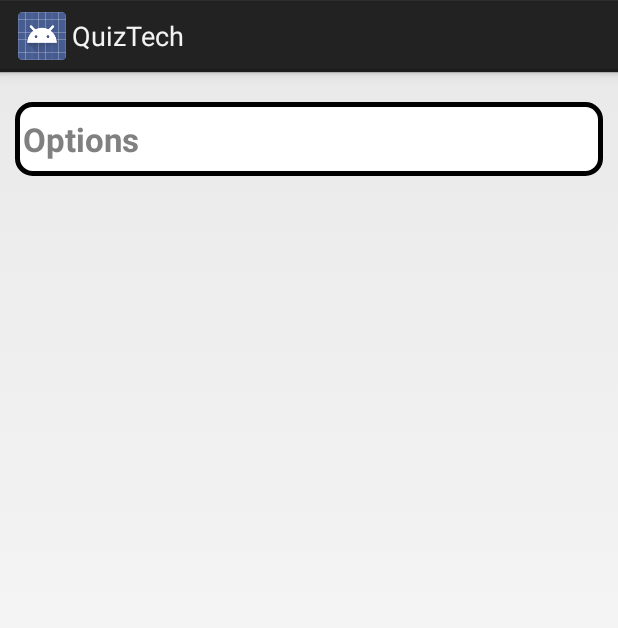
After one commit to shill17/QuizTech, an Android app: the layout list_item_options.xml on its own in the app's theme, with its tools: preview values and no code run, on a phone screen of 412 x 824 dp. The commit adds this screen. Shown: the top 628 px of the screen. Run offline under Robolectric (Android 15) with nearby library versions, the phone set to English and light mode, and no system bars.

Commit message:
fourth commit

```diff
--- a/QuizTech/src/main/java/com/quiz/tech/activity/CategoryActivity.java
+++ b/QuizTech/src/main/java/com/quiz/tech/activity/CategoryActivity.java
@@ -54,7 +54,7 @@ public class CategoryActivity extends Activity {
 
 	@ItemClick(R.id.list_category)
 	void categoryListItemClicked(Category category) {
-		QuizActivity_.intent(CategoryActivity.this).start();
+		QuizActivity_.intent(CategoryActivity.this).categoryId(category.id).start();
 	}
 
 	@OnActivityResult(CHOOSE_FILE_CODE)
--- /dev/null
+++ b/QuizTech/src/main/res/drawable/border_list_item_options.xml
@@ -0,0 +1,11 @@
+<?xml version="1.0" encoding="utf-8"?>
+
+<layer-list xmlns:android="http://schemas.android.com/apk/res/android">
+    <item>
+        <shape android:shape="rectangle">
+            <stroke android:width="3dp" android:color="#000" />
+            <corners android:radius="10dp" />
+            <solid android:color="#fff" />
+        </shape>
+    </item>
+</layer-list>
--- /dev/null
+++ b/QuizTech/src/main/res/layout/list_item_options.xml
@@ -0,0 +1,25 @@
+<?xml version="1.0" encoding="utf-8"?>
+<LinearLayout xmlns:android="http://schemas.android.com/apk/res/android"
+              android:orientation="vertical"
+              android:layout_width="match_parent"
+              android:layout_height="wrap_content"
+              android:layout_marginLeft="10dp"
+              android:layout_marginRight="10dp"
+              android:layout_marginBottom="20dp"
+              android:layout_marginTop="20dp">
+
+    <TextView
+        android:id="@+id/tv_option"
+        android:layout_width="match_parent"
+        android:layout_height="wrap_content"
+        android:hint="@string/options_hint"
+        android:textSize="22sp"
+        android:textStyle="bold"
+        android:textColor="#000"
+        android:paddingTop="10dp"
+        android:paddingBottom="10dp"
+        android:paddingRight="5dp"
+        android:paddingLeft="5dp"
+        android:background="@drawable/border_list_item_options"/>
+
+</LinearLayout>
--- a/QuizTech/src/main/res/values/strings.xml
+++ b/QuizTech/src/main/res/values/strings.xml
@@ -8,5 +8,7 @@
     <string name="title_activity_quiz">Quiz</string>
     <string name="action_settings">Settings</string>
     <string name="action_load_questions">Load Questions</string>
+    <string name="quiz_question_hint">Quiz Question</string>
+    <string name="options_hint">Options</string>
 
 </resources>
```
Also changed, not shown: QuizTech/src/main/java/com/quiz/tech/activity/QuizActivity.java (+21 -4 lines), QuizTech/src/main/java/com/quiz/tech/activity/fragment/QuizFragment.java (added, +59 -0 lines), QuizTech/src/main/java/com/quiz/tech/adapter/CategoryAdapter.java (+2 -5 lines), QuizTech/src/main/java/com/quiz/tech/adapter/OptionsAdapter.java (added, +90 -0 lines), QuizTech/src/main/java/com/quiz/tech/adapter/QuizPagerAdapter.java (added, +49 -0 lines), QuizTech/src/main/java/com/quiz/tech/adapter/viewholder/OptionViewHolder.java (added, +25 -0 lines), QuizTech/src/main/java/com/quiz/tech/utils/HelperMethods.java (added, +11 -0 lines), QuizTech/src/main/java/com/quiz/tech/utils/NonSwipableViewPager.java (added, +27 -0 lines), QuizTech/src/main/res/drawable/border_quiz_question.xml (added, +10 -0 lines), QuizTech/src/main/res/layout/activity_quiz.xml (+6 -48 lines), QuizTech/src/main/res/layout/fragment_quiz.xml (added, +25 -0 lines).
